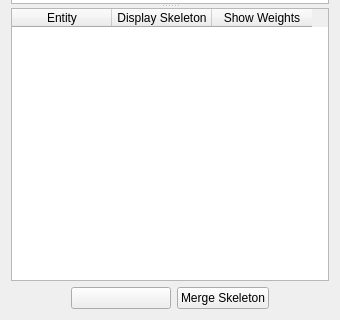
Above: ui_files/animationwidget.ui from fernandotonon/QtMeshEditor before the change; both pictures show x 0 to 340 and y 281 to 601 of the 340 by 601 pixel window. Below: the same form after it.
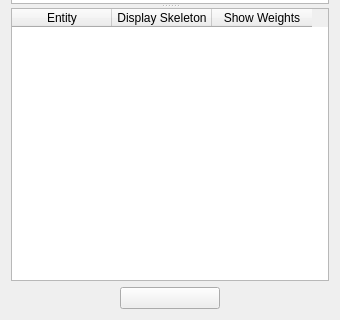
That is the form after the change. Icons and pictures are not drawn.

Commit message: Add Merge Animations feature with GUI, CLI, and MCP tool

Diff of the .ui file:
```diff
--- a/ui_files/animationwidget.ui
+++ b/ui_files/animationwidget.ui
@@ -131,19 +131,6 @@
        </property>
       </widget>
      </item>
-     <item>
-      <widget class="QPushButton" name="mergeButton">
-       <property name="text">
-        <string>Merge Skeleton</string>
-       </property>
-       <property name="iconSize">
-        <size>
-         <width>20</width>
-         <height>20</height>
-        </size>
-       </property>
-      </widget>
-     </item>
      <item>
       <spacer name="horizontalSpacer_5">
        <property name="orientation">
```
The commit also changes 14 other files.
